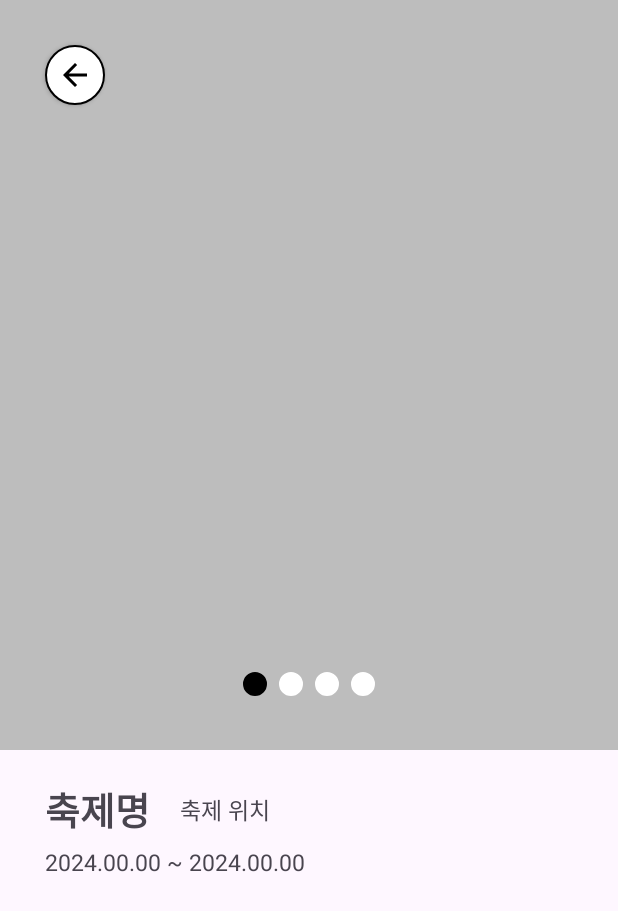
After one commit to Chance-Glance/android, an Android app: the FestivalDetailActivity screen opened directly, with no data from a screen before it, on a phone screen of 412 x 824 dp. The commit adds this screen. Shown: the top 911 px of the screen. Run offline under Robolectric (Android 15) with nearby library versions, the phone set to English and light mode, and no system bars.

Commit message:
feat/festival-detail

```diff
--- a/app/src/main/AndroidManifest.xml
+++ b/app/src/main/AndroidManifest.xml
@@ -23,6 +23,10 @@
                 <category android:name="android.intent.category.LAUNCHER" />
             </intent-filter>
         </activity>
+
+        <activity android:name=".presentation.festival.FestivalDetailActivity"
+            android:exported="false">
+        </activity>
     </application>
 
 </manifest>
--- a/app/src/main/java/com/chanceglance/mohagonocar/presentation/MainActivity.kt
+++ b/app/src/main/java/com/chanceglance/mohagonocar/presentation/MainActivity.kt
@@ -1,5 +1,6 @@
 package com.chanceglance.mohagonocar.presentation
 
+import android.graphics.Color
 import android.os.Bundle
 import androidx.appcompat.app.AppCompatActivity
 import androidx.fragment.app.Fragment
@@ -25,6 +26,7 @@ class MainActivity : AppCompatActivity() {
         with(binding){
             btnFestival.isSelected=true
             btnTravel.isSelected=false
+            btnFestival.setTextColor(Color.WHITE)
 
             btnFestival.setOnClickListener{
                 clickFestivalButton()
@@ -36,15 +38,23 @@ class MainActivity : AppCompatActivity() {
     }
 
     private fun clickFestivalButton(){
-        binding.btnFestival.isSelected=true
-        binding.btnTravel.isSelected=false
+        with(binding){
+            btnFestival.isSelected=true
+            btnTravel.isSelected=false
+            btnFestival.setTextColor(Color.WHITE)
+            btnTravel.setTextColor(Color.BLACK)
+        }
 
         replaceFragment(FestivalFragment())
     }
 
     private fun clickTravelButton(){
-        binding.btnFestival.isSelected=false
-        binding.btnTravel.isSelected=true
+        with(binding){
+            btnFestival.isSelected=false
+            btnTravel.isSelected=true
+            btnFestival.setTextColor(Color.BLACK)
+            btnTravel.setTextColor(Color.WHITE)
+        }
     }
 
     private fun replaceFragment(fragment: Fragment){
--- a/app/src/main/java/com/chanceglance/mohagonocar/presentation/festival/FestivalAdapter.kt
+++ b/app/src/main/java/com/chanceglance/mohagonocar/presentation/festival/FestivalAdapter.kt
@@ -5,7 +5,7 @@ import android.view.ViewGroup
 import androidx.recyclerview.widget.RecyclerView
 import com.chanceglance.mohagonocar.databinding.ItemFestivalBinding
 
-class FestivalAdapter:RecyclerView.Adapter<FestivalAdapter.FestivalViewHolder>() {
+class FestivalAdapter(private val onItemClicked: (String) -> Unit):RecyclerView.Adapter<FestivalAdapter.FestivalViewHolder>() {
     private val festivalList:List<String> = listOf("구수민", "경기대학교", "전민주", "노태윤", "김송은",
     "김상후","구수민", "경기대학교", "전민주", "노태윤", "김송은", "김상후",)
     inner class FestivalViewHolder(
@@ -14,6 +14,9 @@ class FestivalAdapter:RecyclerView.Adapter<FestivalAdapter.FestivalViewHolder>()
 
         fun onBind(item:String){
             binding.tvName.text=item
+            binding.root.setOnClickListener {
+                onItemClicked(item) // 아이템 클릭 시 콜백 호출
+            }
         }
     }
 
--- /dev/null
+++ b/app/src/main/java/com/chanceglance/mohagonocar/presentation/festival/FestivalDetailActivity.kt
@@ -0,0 +1,38 @@
+package com.chanceglance.mohagonocar.presentation.festival
+
+import android.os.Bundle
+import androidx.appcompat.app.AppCompatActivity
+import androidx.viewpager.widget.PagerAdapter
+import com.chanceglance.mohagonocar.databinding.ActivityFestivalDetailBinding
+
+class FestivalDetailActivity:AppCompatActivity() {
+    private lateinit var binding:ActivityFestivalDetailBinding
+    private lateinit var festivalDotAdapter: FestivalDotAdapter
+
+    override fun onCreate(savedInstanceState: Bundle?) {
+        super.onCreate(savedInstanceState)
+        initBinds()
+
+        setting()
+    }
+
+    private fun initBinds(){
+        binding=ActivityFestivalDetailBinding.inflate(layoutInflater)
+        setContentView(binding.root)
+    }
+
+    private fun setting(){
+        festivalDotAdapter = FestivalDotAdapter(this)
+
+        binding.vpImages.adapter = festivalDotAdapter
+        binding.tlDots.setupWithViewPager(binding.vpImages, true)
+
+        clickBackButton()
+    }
+
+    private fun clickBackButton(){
+        binding.btnBack.setOnClickListener{
+            finish()
+        }
+    }
+}
--- /dev/null
+++ b/app/src/main/java/com/chanceglance/mohagonocar/presentation/festival/FestivalDotAdapter.kt
@@ -0,0 +1,45 @@
+package com.chanceglance.mohagonocar.presentation.festival
+
+import android.content.Context
+import android.graphics.Color
+import android.view.LayoutInflater
+import android.view.View
+import android.view.ViewGroup
+import android.widget.ImageView
+import androidx.viewpager.widget.PagerAdapter
+import com.chanceglance.mohagonocar.R
+
+class FestivalDotAdapter(var context:Context):PagerAdapter() {
+    override fun instantiateItem(container: ViewGroup, position: Int): Any {
+        var view :View?= null
+        var inflater = LayoutInflater.from(context)
+        view = inflater.inflate(R.layout.pager_adapter, container, false)
+        var imageView = view.findViewById<ImageView>(R.id.iv_image)
+
+        if(position==0){
+            imageView.setBackgroundColor((Color.parseColor("#bdbdbd")))
+        }else if(position==1){
+            imageView.setBackgroundColor((Color.parseColor("#FF0000")))
+        }else if(position==2){
+            imageView.setBackgroundColor((Color.parseColor("#1DDB16")))
+        }else{
+            imageView.setBackgroundColor((Color.parseColor("#F361DC")))
+        }
+
+        container.addView(view)
+
+        return view
+    }
+
+    override fun destroyItem(container: ViewGroup, position: Int, `object`: Any) {
+        container.removeView(`object` as View)
+    }
+
+    override fun isViewFromObject(view: View, `object`: Any): Boolean {
+        return view == `object`
+    }
+
+    override fun getCount(): Int {
+        return 4
+    }
+}
--- a/app/src/main/java/com/chanceglance/mohagonocar/presentation/festival/FestivalFragment.kt
+++ b/app/src/main/java/com/chanceglance/mohagonocar/presentation/festival/FestivalFragment.kt
@@ -1,5 +1,6 @@
 package com.chanceglance.mohagonocar.presentation.festival
 
+import android.content.Intent
 import android.os.Bundle
 import android.view.LayoutInflater
 import android.view.View
@@ -30,7 +31,10 @@ class FestivalFragment: Fragment() {
     }
 
     private fun getFestivalList(){
-        festivalAdapter= FestivalAdapter()
+        festivalAdapter= FestivalAdapter{item ->
+        val intent = Intent(requireContext(), FestivalDetailActivity::class.java)
+        intent.putExtra("festivalName", item) // 클릭된 아이템 정보 전달
+        startActivity(intent)}
         binding.rvFestivals.adapter=festivalAdapter
     }
 
--- /dev/null
+++ b/app/src/main/res/drawable/btn_back.xml
@@ -0,0 +1,13 @@
+<?xml version="1.0" encoding="utf-8"?>
+<layer-list xmlns:android="http://schemas.android.com/apk/res/android">
+    <item>
+        <shape android:shape="rectangle">
+            <corners android:radius="40dp" />
+            <solid android:color="@color/white" />
+            <stroke android:width="1dp" android:color="@color/black"/>
+        </shape>
+    </item>
+    <item
+        android:drawable="@drawable/ic_back_black_24"
+        android:gravity="center" />
+</layer-list>
--- /dev/null
+++ b/app/src/main/res/drawable/default_dot.xml
@@ -0,0 +1,12 @@
+<?xml version="1.0" encoding="utf-8"?>
+<layer-list xmlns:android="http://schemas.android.com/apk/res/android">
+    <item>
+        <shape
+            android:innerRadius="0dp"
+            android:shape="ring"
+            android:thickness="8dp"
+            android:useLevel="false">
+           <solid android:color="@android:color/white"/>
+        </shape>
+    </item>
+</layer-list>
--- /dev/null
+++ b/app/src/main/res/drawable/dot_indicator.xml
@@ -0,0 +1,9 @@
+<?xml version="1.0" encoding="utf-8"?>
+<selector xmlns:android="http://schemas.android.com/apk/res/android">
+    <item
+        android:state_selected="true"
+        android:drawable="@drawable/selected_dot" />
+    <item
+        android:drawable="@drawable/default_dot"/>
+
+</selector>
--- /dev/null
+++ b/app/src/main/res/drawable/ic_back_black_24.xml
@@ -0,0 +1,5 @@
+<vector xmlns:android="http://schemas.android.com/apk/res/android" android:autoMirrored="true" android:height="24dp" android:tint="#000000" android:viewportHeight="24" android:viewportWidth="24" android:width="24dp">
+
+    <path android:fillColor="@android:color/white" android:pathData="M20,11H7.83l5.59,-5.59L12,4l-8,8 8,8 1.41,-1.41L7.83,13H20v-2z"/>
+
+</vector>
--- /dev/null
+++ b/app/src/main/res/drawable/selected_dot.xml
@@ -0,0 +1,12 @@
+<?xml version="1.0" encoding="utf-8"?>
+<layer-list xmlns:android="http://schemas.android.com/apk/res/android">
+    <item>
+        <shape
+            android:innerRadius="0dp"
+            android:shape="ring"
+            android:thickness="8dp"
+            android:useLevel="false">
+            <solid android:color="@color/black"/>
+        </shape>
+    </item>
+</layer-list>
--- /dev/null
+++ b/app/src/main/res/layout/activity_festival_detail.xml
@@ -0,0 +1,72 @@
+<?xml version="1.0" encoding="utf-8"?>
+<androidx.constraintlayout.widget.ConstraintLayout xmlns:android="http://schemas.android.com/apk/res/android"
+    android:layout_width="match_parent"
+    android:layout_height="match_parent"
+    xmlns:app="http://schemas.android.com/apk/res-auto">
+
+    <androidx.appcompat.widget.AppCompatButton
+        android:id="@+id/btn_back"
+        android:layout_width="40dp"
+        android:layout_height="40dp"
+        android:layout_marginTop="30dp"
+        android:layout_marginStart="30dp"
+        android:background="@drawable/btn_back"
+        app:layout_constraintTop_toTopOf="parent"
+        app:layout_constraintStart_toStartOf="parent"/>
+
+    <androidx.viewpager.widget.ViewPager
+        android:id="@+id/vp_images"
+        android:layout_width="match_parent"
+        android:layout_height="500dp"
+        app:layout_constraintStart_toStartOf="parent"
+        app:layout_constraintEnd_toEndOf="parent"
+        app:layout_constraintTop_toTopOf="parent" />
+
+    <com.google.android.material.tabs.TabLayout
+        android:id="@+id/tl_dots"
+        android:layout_width="wrap_content"
+        android:layout_height="wrap_content"
+        android:layout_marginBottom="20dp"
+        android:background="@android:color/transparent"
+        app:layout_constraintBottom_toBottomOf="@id/vp_images"
+        app:layout_constraintStart_toStartOf="parent"
+        app:layout_constraintEnd_toEndOf="parent"
+        app:tabGravity="center"
+        app:tabBackground="@drawable/dot_indicator"
+        app:tabIndicatorHeight="0dp"
+        app:tabIndicatorGravity="center"/>
+
+    <TextView
+        android:id="@+id/tv_name"
+        android:layout_width="wrap_content"
+        android:layout_height="wrap_content"
+        android:layout_marginTop="20dp"
+        android:layout_marginStart="30dp"
+        android:text="@string/festival_name"
+        android:textSize="25sp"
+        android:textStyle="bold"
+        app:layout_constraintTop_toBottomOf="@id/vp_images"
+        app:layout_constraintStart_toStartOf="parent"/>
+
+    <TextView
+        android:id="@+id/tv_location"
+        android:layout_width="wrap_content"
+        android:layout_height="wrap_content"
+        android:text="@string/festival_location"
+        android:textSize="15sp"
+        android:layout_marginStart="20dp"
+        app:layout_constraintTop_toTopOf="@id/tv_name"
+        app:layout_constraintStart_toEndOf="@id/tv_name"
+        app:layout_constraintBottom_toBottomOf="@id/tv_name"/>
+
+    <TextView
+        android:id="@+id/tv_date"
+        android:layout_width="wrap_content"
+        android:layout_height="wrap_content"
+        android:text="@string/festival_date"
+        android:textSize="15sp"
+        android:layout_marginTop="5dp"
+        app:layout_constraintTop_toBottomOf="@id/tv_name"
+        app:layout_constraintStart_toStartOf="@id/tv_name"/>
+
+</androidx.constraintlayout.widget.ConstraintLayout>
--- a/app/src/main/res/layout/activity_main.xml
+++ b/app/src/main/res/layout/activity_main.xml
@@ -10,6 +10,7 @@
 
     <androidx.appcompat.widget.AppCompatButton
         android:id="@+id/btn_festival"
+        android:text="@string/btn_festival"
         android:layout_width="wrap_content"
         android:layout_height="wrap_content"
         android:layout_marginStart="40dp"
@@ -20,6 +21,7 @@
 
     <androidx.appcompat.widget.AppCompatButton
         android:id="@+id/btn_travel"
+        android:text="@string/btn_travel"
         android:layout_width="wrap_content"
         android:layout_height="wrap_content"
         android:background="@drawable/btn_travel"
--- /dev/null
+++ b/app/src/main/res/layout/pager_adapter.xml
@@ -0,0 +1,13 @@
+<?xml version="1.0" encoding="utf-8"?>
+<androidx.constraintlayout.widget.ConstraintLayout xmlns:android="http://schemas.android.com/apk/res/android"
+    android:layout_width="match_parent"
+    android:layout_height="match_parent"
+    android:orientation="vertical">
+
+    <ImageView
+        android:id="@+id/iv_image"
+        android:layout_width="match_parent"
+        android:layout_height="match_parent"
+        android:adjustViewBounds="true"/>
+
+</androidx.constraintlayout.widget.ConstraintLayout>
--- a/app/src/main/res/values/strings.xml
+++ b/app/src/main/res/values/strings.xml
@@ -1,5 +1,8 @@
 <resources>
     <string name="app_name">mohago nocar</string>
+
+    <string name="btn_festival">전국 축제</string>
+    <string name="btn_travel">여행 코스</string>
 
     <string name="festival_name">축제명</string>
     <string name="festival_date">2024.00.00 ~ 2024.00.00</string>
```
